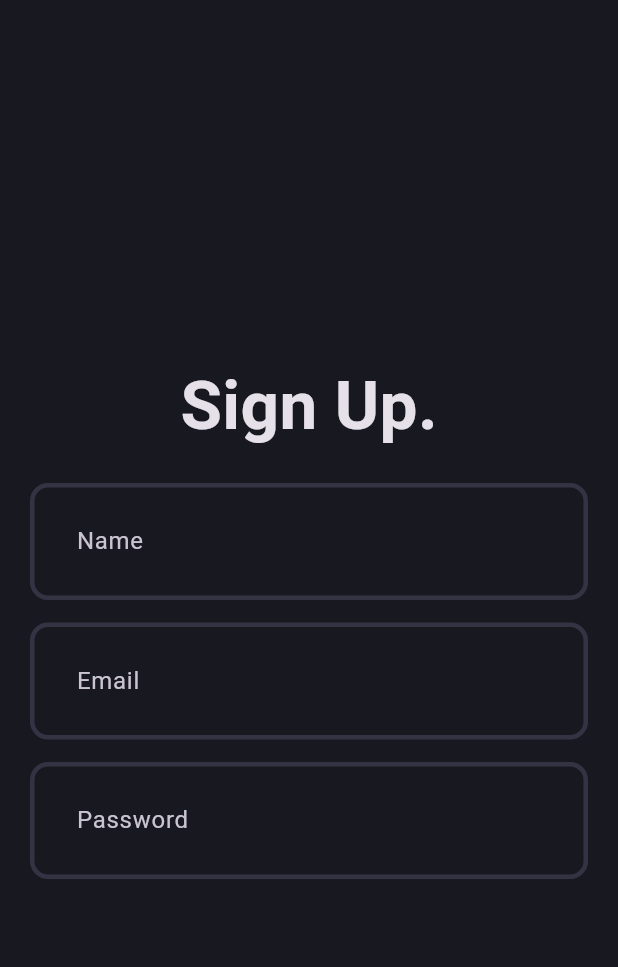
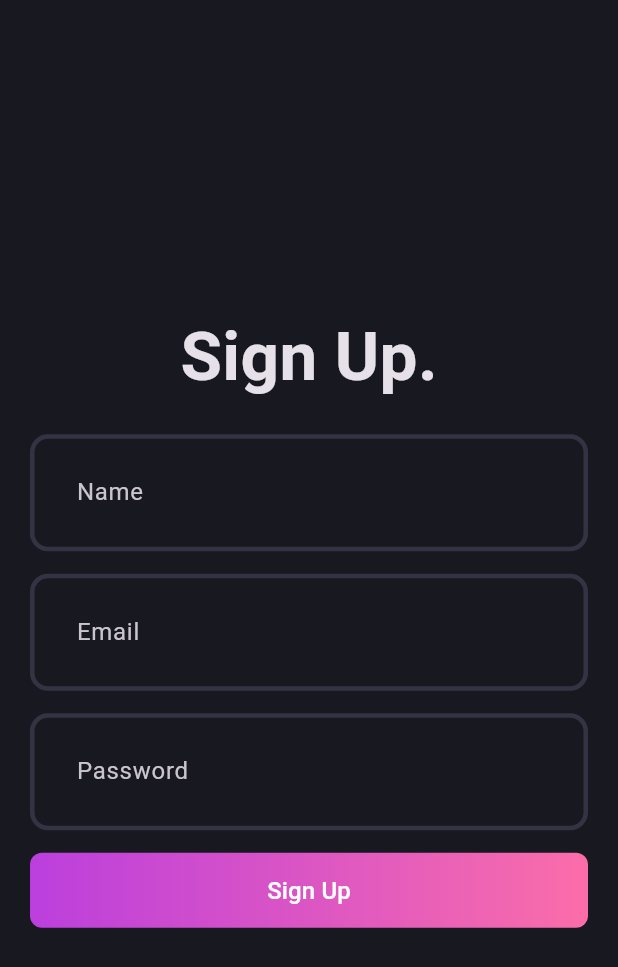
Before and after one commit to virbhanumohan/blog_app, a Flutter app: the screen it shows after launch, on a phone screen of 412 x 824 dp. Shown: the top 967 px of the screen. Run offline on Flutter 3.47's test engine with Material 3 defaults, Android fonts, the phone set to English and light mode, and no system bars.

Commit message:
UI for signUP page over

```diff
--- a/lib/features/auth/presentation/pages/signup_page.dart
+++ b/lib/features/auth/presentation/pages/signup_page.dart
@@ -1,4 +1,7 @@
+// import 'dart:io';
+
 import 'package:blog_app/features/auth/presentation/widgets/auth_field.dart';
+import 'package:blog_app/features/auth/presentation/widgets/auth_gradient_button.dart';
 import 'package:flutter/material.dart';
 
 class SignupPage extends StatefulWidget {
@@ -28,6 +31,8 @@ class _SignupPageState extends State<SignupPage> {
             AuthField(hintText: "Email"),
             const SizedBox(height: 15.0),
             AuthField(hintText: "Password"),
+            const SizedBox(height: 15.0,),
+            AuthGradientButton(),
           ],
         ),
       ),
--- /dev/null
+++ b/lib/features/auth/presentation/widgets/auth_gradient_button.dart
@@ -0,0 +1,43 @@
+import 'package:blog_app/core/theme/app_pallete.dart';
+import 'package:flutter/material.dart';
+
+class AuthGradientButton extends StatelessWidget {
+  // final String text;
+  // final VoidCallback onPressed;
+
+  const AuthGradientButton({
+    super.key,
+    // required this.text,
+    // required this.onPressed,
+  });
+
+  @override
+  Widget build(BuildContext context) {
+    return Container(
+      decoration: BoxDecoration(
+        gradient: const LinearGradient(
+          colors: [
+            AppPallete.gradient1,
+            AppPallete.gradient2,
+          ],
+        ),
+        borderRadius: BorderRadius.circular(8), // rounded corners
+      ),
+      child: ElevatedButton(
+        onPressed: () {},
+        style: ElevatedButton.styleFrom(
+          backgroundColor: Colors.transparent, // remove default background
+          shadowColor: Colors.transparent,     // remove shadow
+          minimumSize: const Size(double.infinity, 50), // button size
+          shape: RoundedRectangleBorder(
+            borderRadius: BorderRadius.circular(8),
+          ),
+        ),
+        child: Text(
+          "Sign Up",
+          style: const TextStyle(color: Colors.white, fontSize: 16),
+        ),
+      ),
+    );
+  }
+}
```
